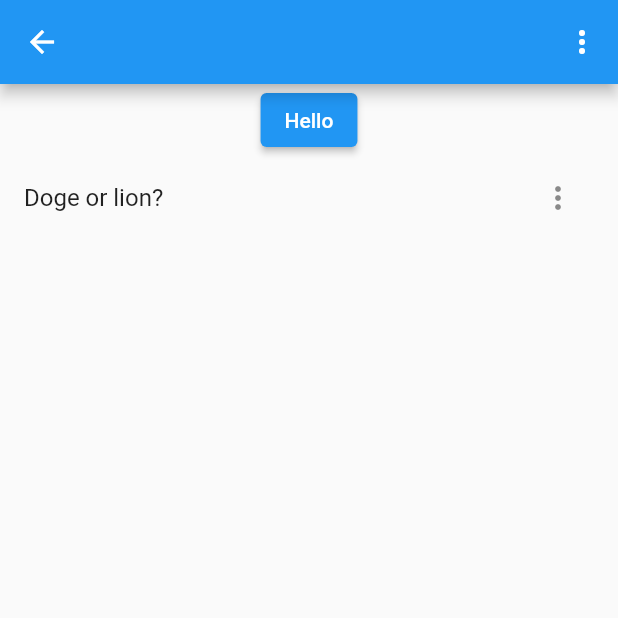
After one commit to tomarfaruk/flutter_canvas, a Flutter app: the screen it shows after launch, after a tap on "OnHover popup", on a phone screen of 412 x 824 dp, the top half of it. The commit adds this screen. Run offline on Flutter 3.47's test engine with Material 2 defaults, Android fonts, the phone set to English and light mode, and no system bars; our stand-ins replace auth_buttons, cached_network_image, firebase_auth, firebase_core, get, google_sign_in and 1 more; missing offline and left inert: flutter_facebook_auth, miniplayer; accounts and stored records are empty.

Commit message:
check popup library

```diff
--- a/lib/main.dart
+++ b/lib/main.dart
@@ -1,5 +1,7 @@
 import 'package:flutter/cupertino.dart';
 import 'package:flutter/material.dart';
+import 'package:flutter_canvas/popup/popup.dart';
+import 'package:flutter_canvas/side_bar_menu.dart';
 import 'package:get/get.dart';
 import 'backgournd_task/background_file_upload.dart';
 import 'border_animtaion/border_animation.dart';
@@ -10,6 +12,7 @@ import 'custom_path_clip/custom_path_clip.dart';
 import 'furniture_app/furniture_app.dart';
 import 'image_canvas/image_canvas.dart';
 import 'miniplayer/mini_player_page.dart';
+import 'on_hover.dart';
 import 'paint_canves/custom_paint_page.dart';
 import 'social_auth/facebook_auth_page.dart';
 import 'social_auth/google_auth.dart';
@@ -18,7 +21,7 @@ import 'package:firebase_core/firebase_core.dart';
 Future<void> main() async {
   WidgetsFlutterBinding.ensureInitialized();
 
-  await Firebase.initializeApp();
+  // await Firebase.initializeApp();
 
   runApp(MyApp());
 }
@@ -46,8 +49,7 @@ class _MyHomePageState extends State<MyHomePage> {
   Widget build(BuildContext context) {
     return Scaffold(
       appBar: AppBar(title: Text('Flutter Canvas')),
-      body: Center(
-        child: Column(
+      body: Column(
         mainAxisAlignment: MainAxisAlignment.center,
         children: <Widget>[
           ElevatedButton(
@@ -123,8 +125,8 @@ class _MyHomePageState extends State<MyHomePage> {
           ElevatedButton(
             child: Text('GoogleAuthPage'),
             onPressed: () {
-                Navigator.push(context,
-                    MaterialPageRoute(builder: (_) => GoogleAuthPage()));
+              Navigator.push(
+                  context, MaterialPageRoute(builder: (_) => GoogleAuthPage()));
             },
           ),
           ElevatedButton(
@@ -134,8 +136,21 @@ class _MyHomePageState extends State<MyHomePage> {
                   MaterialPageRoute(builder: (_) => FacebookAuthPage()));
             },
           ),
+          ElevatedButton(
+            child: Text('OnHover popup'),
+            onPressed: () {
+              Navigator.push(
+                  context, MaterialPageRoute(builder: (_) => OnHoverPage()));
+            },
+          ),
+          ElevatedButton(
+            child: Text('PopoverExample popup'),
+            onPressed: () {
+              Navigator.push(
+                  context, MaterialPageRoute(builder: (_) => PopoverExample()));
+            },
+          ),
         ],
-        ),
       ),
     );
   }
--- /dev/null
+++ b/lib/on_hover.dart
@@ -0,0 +1,62 @@
+import 'package:flutter/material.dart';
+
+class OnHoverPage extends StatefulWidget {
+  const OnHoverPage({Key? key}) : super(key: key);
+
+  @override
+  _OnHoverPageState createState() => _OnHoverPageState();
+}
+
+class _OnHoverPageState extends State<OnHoverPage> {
+  final GlobalKey<ScaffoldState> _scaffoldKey = new GlobalKey<ScaffoldState>();
+  final GlobalKey _menuKey = new GlobalKey();
+  final GlobalKey<PopupMenuButtonState<int>> _key = GlobalKey();
+  @override
+  Widget build(BuildContext context) {
+    final button = new PopupMenuButton(
+        key: _key,
+        itemBuilder: (_) => <PopupMenuItem<String>>[
+              new PopupMenuItem<String>(
+                  child: const Text('Doge'), value: 'Doge'),
+              new PopupMenuItem<String>(
+                  child: const Text('Lion'), value: 'Lion'),
+            ],
+        onSelected: (_) {});
+
+    final tile = new ListTile(
+        title: new Text('Doge or lion?'),
+        trailing: button,
+        onTap: () {
+          // This is a hack because _PopupMenuButtonState is private.
+          dynamic state = _menuKey.currentState;
+          state.showButtonMenu();
+        });
+    return new Scaffold(
+      key: _scaffoldKey,
+      appBar: AppBar(
+        actions: [
+          PopupMenuButton<int>(
+            key: _key,
+            itemBuilder: (context) {
+              return <PopupMenuEntry<int>>[
+                PopupMenuItem(child: Text('0'), value: 0),
+                PopupMenuItem(child: Text('1'), value: 1),
+              ];
+            },
+          ),
+        ],
+      ),
+      body: Column(
+        children: [
+          ElevatedButton(
+            onPressed: () {
+              _key.currentState!.showButtonMenu();
+            },
+            child: Text('Hello'),
+          ),
+          Center(child: tile),
+        ],
+      ),
+    );
+  }
+}
--- a/pubspec.yaml
+++ b/pubspec.yaml
@@ -24,6 +24,8 @@ dependencies:
   auth_buttons: ^2.0.2
   cached_network_image: ^3.2.0
 
+  popover: ^0.2.6+3
+
 dev_dependencies:
   flutter_test:
     sdk: flutter
```
Also changed, not shown: lib/popup/popup.dart (added, +122 -0 lines), lib/side_bar_menu.dart (added, +47 -0 lines), pubspec.lock. Lines whose indentation alone changed are shown as unchanged.
